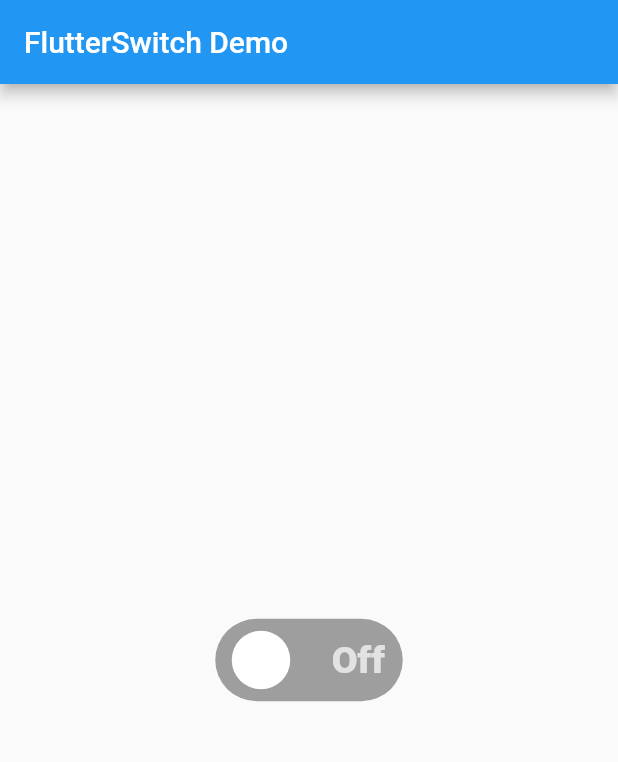
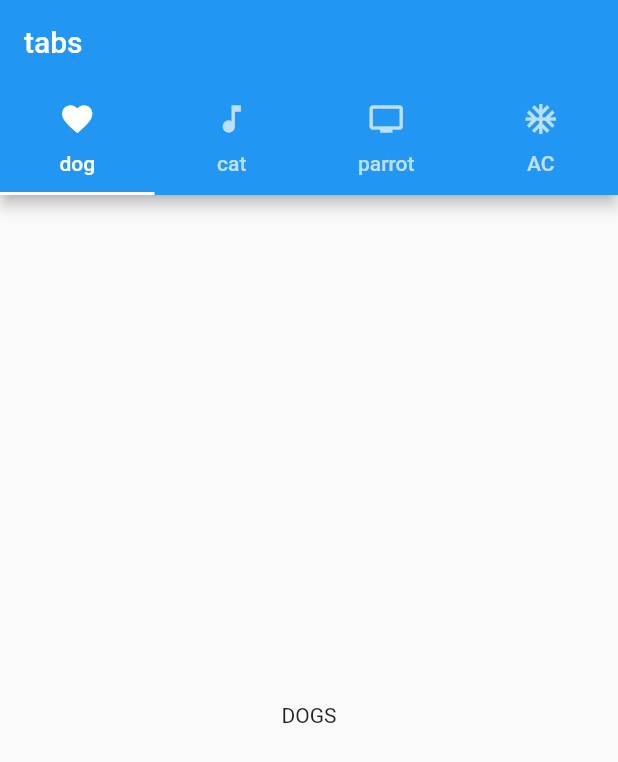
Before and after one commit to bilal1080/Cards, a Flutter app: the screen it shows after launch, on a phone screen of 412 x 824 dp. Shown: the top 762 px of the screen. Run offline on Flutter 3.47's test engine with Material 2 defaults, Android fonts, the phone set to English and light mode, and no system bars; drawn by our look-alikes of flutter_switch; our stand-ins replace animated_splash_screen.

Commit message:
15th commit

```diff
--- a/lib/main.dart
+++ b/lib/main.dart
@@ -1,12 +1,13 @@
 import 'package:flutter/material.dart';
-import 'package:flutter_cards/switch.dart';
+//import 'package:flutter_cards/switch.dart';
 
 //import 'package:flutter_cards/Menu.dart';
 //import 'package:flutter_cards/Navigation_rail.dart';
 //import 'package:flutter_cards/Slider.dart';
 //import 'package:flutter_cards/homescreen.dart';
 //import 'package:flutter_cards/progress_indicator.dart';
-//import 'package:flutter_cards/snackbar.dart';
+import 'package:flutter_cards/snackbar.dart';
+import 'package:flutter_cards/tabs.dart';
 //import 'package:flutter_cards/splash.dart';
 //import 'package:flutter_cards/Dialog.dart';
 //import 'package:flutter_cards/chips.dart';
@@ -27,7 +28,7 @@ class MyApp extends StatelessWidget {
   Widget build(BuildContext context) {
     return MaterialApp(
       debugShowCheckedModeBanner: false,
-      home: MyHomeClass(),
+      home: tabScreen(),
     );
   }
 }
--- /dev/null
+++ b/lib/tabs.dart
@@ -0,0 +1,39 @@
+import 'package:flutter/material.dart';
+
+class tabScreen extends StatefulWidget {
+  tabScreen({Key? key}) : super(key: key);
+
+  @override
+  _tabScreenState createState() => _tabScreenState();
+}
+
+class _tabScreenState extends State<tabScreen> {
+  @override
+  Widget build(BuildContext context) {
+    return MaterialApp(
+      debugShowCheckedModeBanner: false,
+      home: DefaultTabController(
+        length: 4,
+        child: Scaffold(
+          appBar: AppBar(
+            title: Text('tabs'),
+            bottom: TabBar(
+              tabs: [
+                Tab(text: 'dog',icon: Icon(Icons.favorite),),
+                Tab(text: 'cat',icon: Icon(Icons.music_note),),
+                 Tab(text: 'parrot',icon: Icon(Icons.tv),),
+                  Tab(text: 'AC',icon: Icon(Icons.ac_unit),),
+              ],),),
+              body: TabBarView(
+                children: [
+                  Center(child: Text('DOGS'),),
+                  Center(child: Text('CATS'),),
+                   Center(child: Text('Parrot'),),
+                    Center(child: Text('Ac'),)
+                ],
+              ),
+              ),
+      ),
+    );
+  }
+}
```
